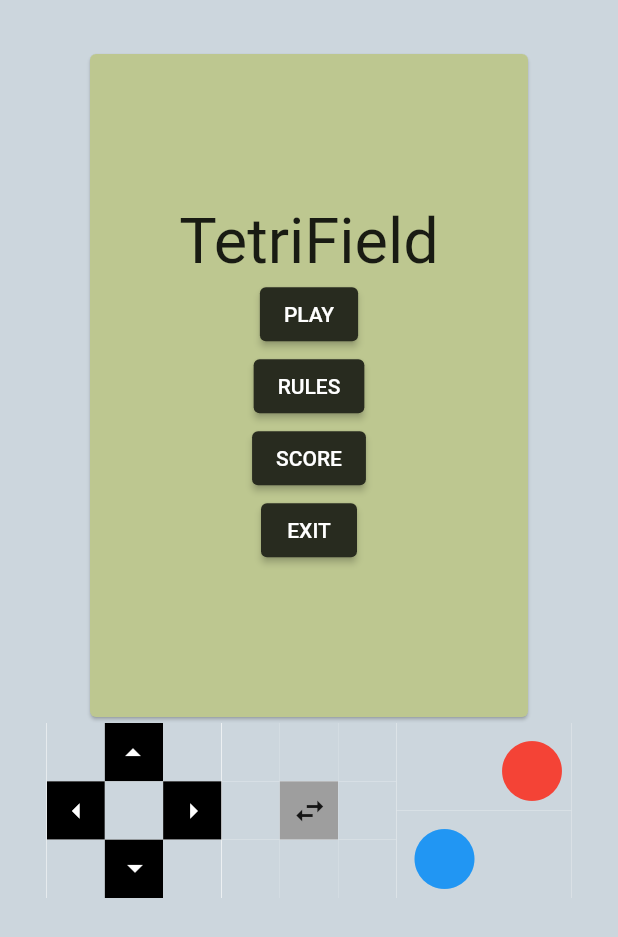
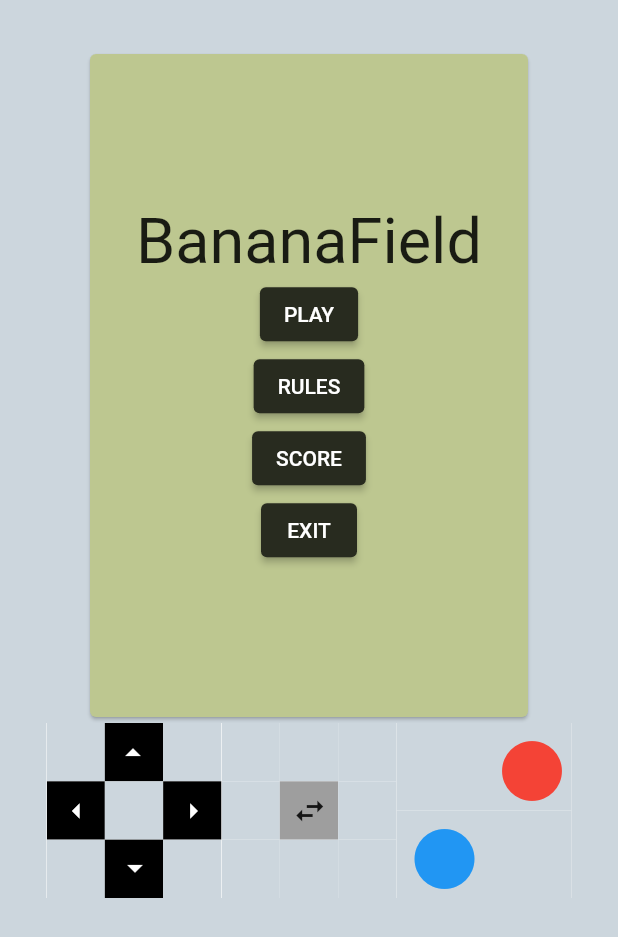
Before and after one commit to tedros99/PixelPanic, a Flutter app: the screen it shows after launch, on a phone screen of 412 x 824 dp. Shown: the top 937 px of the screen. Run offline on Flutter 3.47's test engine with Material 2 defaults, Android fonts, the phone set to English and light mode, and no system bars.

Commit message:
Update main.dart
Test commit

```diff
--- a/lib/main.dart
+++ b/lib/main.dart
@@ -16,7 +16,7 @@ class MyApp extends StatelessWidget {
             mainAxisAlignment: MainAxisAlignment.center,
             children: [
               Text(
-                "TetriField",
+                "BananaField",
                 textScaleFactor: 3.0,
               ),
               ElevatedButton(
```
